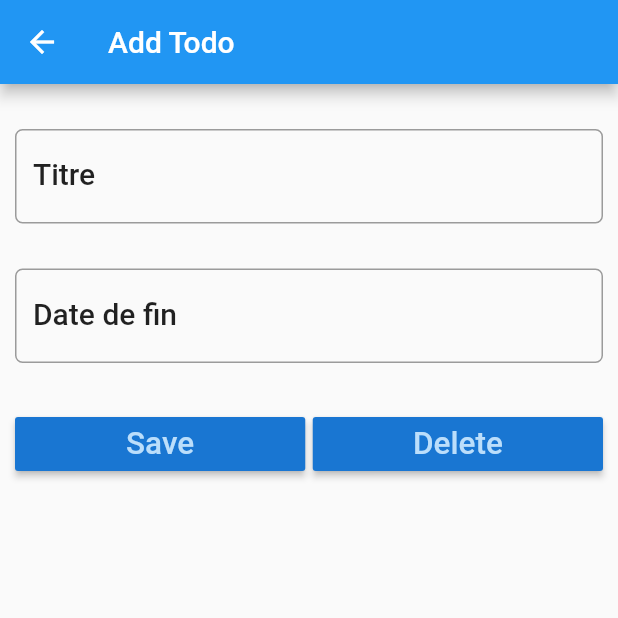
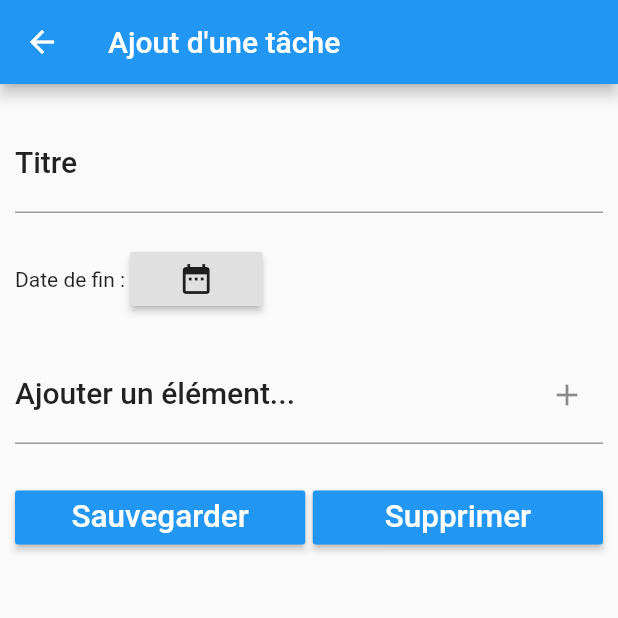
Before and after one commit to SofianeAmouri/Flutter_ToDoList, a Flutter app: the screen it shows after launch, after a tap on the "add" icon, on a phone screen of 412 x 824 dp, the top half of it. Run offline on Flutter 3.47's test engine with Material 2 defaults, Android fonts, the phone set to English and light mode, and no system bars; our stand-ins replace sqflite; accounts and stored records are empty.

Commit message:
Ajouter libellés et supprimer libellés

```diff
--- a/lib/Model/Tag.dart
+++ b/lib/Model/Tag.dart
@@ -1,17 +1,15 @@
 import 'package:fluttertodolist/Model/TodoItem.dart';
 
-final String tableName = "tag";
+final String tableName = "tags";
 final String colId = 'id';
 final String colLibelle = 'libelle';
-final String colIsSelected = 'isSelected';
 
 class Tag {
   int _numId;
   String _libelle;
   bool _isSelected;
 
-  Tag();
-
+  Tag(this._libelle);
 
   int get numId => _numId;
   String get libelle => _libelle;
@@ -32,8 +30,7 @@ class Tag {
   // Convert a Note object into a Map object
   Map<String, dynamic> toMap() {
     var map = <String, dynamic>{
-      colLibelle: _libelle,
-      colIsSelected: _isSelected
+      colLibelle: _libelle
     };
     if (_numId != null) {
       map[colId] = _numId;
@@ -45,6 +42,5 @@ class Tag {
   Tag.fromMap(Map<String, dynamic> map) {
     this._numId = map[colId];
     this._libelle = map[colLibelle];
-    this._isSelected = map[colIsSelected];
   }
 }
--- a/lib/Model/Todo.dart
+++ b/lib/Model/Todo.dart
@@ -19,9 +19,9 @@ class Todo {
 
   //Todo();
 
-  Todo(this._title, this._endDate);
+  Todo(this._title, this._endDate, this._listItems, this._listTags);
 
-  Todo.withId(this._numId, this._title, this._endDate);
+  Todo.withId(this._numId, this._title, this._endDate, this._listItems, this._listTags);
 
   int get numId => _numId;
   String get title => _title;
--- a/lib/Screen/todo_detail.dart
+++ b/lib/Screen/todo_detail.dart
@@ -1,6 +1,8 @@
 import 'dart:async';
 import 'package:flutter/material.dart';
+import 'package:fluttertodolist/Model/Tag.dart';
 import 'package:fluttertodolist/Model/Todo.dart';
+import 'package:fluttertodolist/Model/TodoItem.dart';
 import 'package:fluttertodolist/db/DbHelper.dart';
 
 class TodoDetail extends StatefulWidget {
@@ -23,9 +25,12 @@ class TodoDetailState extends State<TodoDetail> {
 
   String appBarTitle;
   Todo todo;
+  List<TodoItem> listItems;
+  List<Tag> listTags;
 
   TextEditingController titleController = TextEditingController();
-  TextEditingController endDateController = TextEditingController();
+  TextEditingController addItemController = TextEditingController();
+  String strEndDate;
 
   TodoDetailState(this.todo, this.appBarTitle);
 
@@ -34,8 +39,13 @@ class TodoDetailState extends State<TodoDetail> {
 
     TextStyle textStyle = Theme.of(context).textTheme.title;
 
+    listItems = List<TodoItem>();
+    listTags = List<Tag>();
+
     titleController.text = todo.title;
-    endDateController.text = todo.endDate;
+    strEndDate = todo.endDate;
+    listItems = todo.listItems;
+    listTags = todo.listTags;
 
     return WillPopScope(
 
@@ -56,12 +66,13 @@ class TodoDetailState extends State<TodoDetail> {
           ),
 
           body: Padding(
-            padding: EdgeInsets.only(top: 15.0, left: 10.0, right: 10.0),
+            padding: EdgeInsets.only(top: 10.0, left: 10.0, right: 10.0),
             child: ListView(
               children: <Widget>[
 
+                // TITRE ***********
                 Padding(
-                  padding: EdgeInsets.only(top: 15.0, bottom: 15.0),
+                  padding: EdgeInsets.only(top: 10.0, bottom: 10.0),
                   child: TextField(
                     controller: titleController,
                     style: textStyle,
@@ -71,43 +82,75 @@ class TodoDetailState extends State<TodoDetail> {
                     },
                     decoration: InputDecoration(
                         labelText: 'Titre',
+                        labelStyle: textStyle
+                    ),
+                  ),
+                ),
+
+                // DATE DE FIN ************
+                Padding(
+                  padding: EdgeInsets.only(top: 10.0, bottom: 10.0),
+                  child: Row(
+                    children: <Widget>[
+                      Text(
+                          "Date de fin : " + strEndDate
+                      ),
+                      RaisedButton(
+                        child: Icon(Icons.date_range),
+                        onPressed: () {
+                          showDatePicker(
+                              context: context,
+                              initialDate: DateTime.now(),
+                              firstDate: DateTime(DateTime.now().year),
+                              lastDate: DateTime(DateTime.now().year + 10)
+                          ).then((date) {
+                            setState(() {
+                              strEndDate = date.day.toString() + "-" + date.month.toString() + "-" + date.year.toString();
+                              updateEndDate();
+                            });
+                          });
+                        },
+                      ),
+                    ],
+                  ),
+                ),
+
+                // AJOUT DES ÉlÉMENTS ************
+                Padding(
+                  padding: EdgeInsets.only(top: 10.0, bottom: 10.0),
+                  child: TextField(
+                    controller: addItemController,
+                    style: textStyle,
+                    decoration: InputDecoration(
+                        labelText: 'Ajouter un élément...',
                         labelStyle: textStyle,
-                        border: OutlineInputBorder(
-                            borderRadius: BorderRadius.circular(5.0)
+                        suffixIcon: IconButton(
+                            icon: Icon(Icons.add),
+                            onPressed: (){
+                                // Ajoute l'item dans la liste si la longueur du texte est plus grand que 0
+                              if(addItemController.text.length > 0) {
+
+                              }
+                                // updateListViewItems()
+                            }
                         )
                     ),
                   ),
                 ),
 
-                Padding(
-                  padding: EdgeInsets.only(top: 15.0, bottom: 15.0),
-                  child: TextField(
-                    controller: endDateController,
-                    style: textStyle,
-                    onChanged: (value) {
-                      debugPrint('Something changed in EndDate Text Field');
-                      updateDescription();
-                    },
-                    decoration: InputDecoration(
-                        labelText: 'Date de fin',
-                        labelStyle: textStyle,
-                        border: OutlineInputBorder(
-                            borderRadius: BorderRadius.circular(5.0)
-                        )
-                    ),
-                  ),
-                ),
+                // LISTE DES ELEMENTS **************
 
+                // BOUTONS SAUVEGARDER ET SUPPRIMER
                 Padding(
                   padding: EdgeInsets.only(top: 15.0, bottom: 15.0),
                   child: Row(
                     children: <Widget>[
                       Expanded(
                         child: RaisedButton(
-                          color: Theme.of(context).primaryColorDark,
-                          textColor: Theme.of(context).primaryColorLight,
+                          color: Theme.of(context).primaryColor,
+                          textColor: Colors.white,
                           child: Text(
-                            'Save',
+                            'Sauvegarder',
                             textScaleFactor: 1.5,
                           ),
                           onPressed: () {
@@ -123,10 +166,10 @@ class TodoDetailState extends State<TodoDetail> {
 
                       Expanded(
                         child: RaisedButton(
-                          color: Theme.of(context).primaryColorDark,
-                          textColor: Theme.of(context).primaryColorLight,
+                          color: Theme.of(context).primaryColor,
+                          textColor: Colors.white,
                           child: Text(
-                            'Delete',
+                            'Supprimer',
                             textScaleFactor: 1.5,
                           ),
                           onPressed: () {
@@ -154,14 +197,49 @@ class TodoDetailState extends State<TodoDetail> {
     Navigator.pop(context, true);
   }
 
-  // Update the title of todo object
+  // Met à jour le titre d'une tâche
   void updateTitle(){
     todo.title = titleController.text;
   }
 
-  // Update the description of todo object
-  void updateDescription() {
-    todo.endDate = endDateController.text;
+  // Met à jour la date de fin d'une tâche
+  void updateEndDate() {
+    todo.endDate = strEndDate;
+  }
+
+  // Met à jour la liste des tâches à faire
+  void updateListItems(){
+
+  }
+
+  ListView getListViewItems(){
+    return ListView.builder(
+      itemCount: 0,
+      itemBuilder: (BuildContext context, int position) {
+        return Card(
+          color: Colors.white,
+          elevation: 2.0,
+          child: ListTile(
+            leading: CircleAvatar(
+                backgroundColor: Colors.amber
+            ),
+            title: Text(this.listItems[position].name,
+                style: TextStyle(fontWeight: FontWeight.bold)),
+            trailing: Row(
+              mainAxisSize: MainAxisSize.min,
+              children: <Widget>[
+                GestureDetector(
+                  child: Icon(Icons.delete,color: Colors.red,),
+                  onTap: () {
+
+                  },
+                ),
+              ],
+            ),
+          ),
+        );
+      },
+    );
   }
 
   // Save data to database
@@ -169,7 +247,6 @@ class TodoDetailState extends State<TodoDetail> {
 
     moveToLastScreen();
 
-    //todo.date = DateFormat.yMMMd().format(DateTime.now());
     int result;
     if (todo.numId != null) {  // Case 1: Update operation
       result = await helper.updateTodo(todo);
@@ -184,7 +261,6 @@ class TodoDetailState extends State<TodoDetail> {
     }
 
   }
-
 
   void _delete() async {
 
--- a/lib/Screen/todo_list.dart
+++ b/lib/Screen/todo_list.dart
@@ -1,6 +1,9 @@
 import 'dart:async';
 import 'package:flutter/material.dart';
+import 'package:fluttertodolist/Model/Tag.dart';
 import 'package:fluttertodolist/Model/Todo.dart';
+import 'package:fluttertodolist/Model/TodoItem.dart';
+import 'package:fluttertodolist/Screen/tags_list.dart';
 import 'package:fluttertodolist/Screen/todo_detail.dart';
 import 'package:fluttertodolist/db/DbHelper.dart';
 import 'package:sqflite/sqflite.dart';
@@ -27,14 +30,24 @@ class TodoListState extends State<TodoList> {
     return Scaffold(
       appBar: AppBar(
         title: Text('ToDoList'),
+        actions: <Widget>[
+          // action button pour les libellés
+          IconButton(
+            icon: Icon(Icons.label_outline),
+            onPressed: () {
+              // Ouvre la nouvelle page
+              navigateToTags();
+            },
+          ),
+        ],
       ),
       body: getTodoListView(),
       floatingActionButton: FloatingActionButton(
         onPressed: () {
           debugPrint('FAB clicked');
-          navigateToDetail(Todo('',''), 'Add Todo');
+          navigateToDetail(Todo('', '', new List<TodoItem>(), new List<Tag>()), "Ajout d'une tâche");
         },
-        tooltip: 'Add Todo',
+        tooltip: "Ajout d'une tâche",
         child: Icon(Icons.add),
       ),
     );
@@ -68,7 +81,7 @@ class TodoListState extends State<TodoList> {
             ),
             onTap: () {
               debugPrint("ListTile Tapped");
-              navigateToDetail(this.todoList[position], 'Edit Todo');
+              navigateToDetail(this.todoList[position], "Modification de la tâche");
             },
           ),
         );
@@ -83,7 +96,7 @@ class TodoListState extends State<TodoList> {
   void _delete(BuildContext context, Todo todo) async {
     int result = await databaseHelper.deleteTodo(todo.numId);
     if (result != 0) {
-      _showSnackBar(context, 'Todo Deleted Successfully');
+      _showSnackBar(context, 'Tâche supprimée avec succès');
       updateListView();
     }
   }
@@ -104,6 +117,17 @@ class TodoListState extends State<TodoList> {
     }
   }
 
+  void navigateToTags() async {
+    bool result =
+    await Navigator.push(context, MaterialPageRoute(builder: (context) {
+      return TagsList();
+    }));
+
+    if (result == true) {
+      updateListView();
+    }
+  }
+
   void updateListView() {
     final Future<Database> dbFuture = databaseHelper.initDatabase();
     dbFuture.then((database) {
@@ -116,6 +140,4 @@ class TodoListState extends State<TodoList> {
       });
     });
   }
-
-
 }
```
Also changed, not shown: lib/Screen/tags_list.dart (added, +151 -0 lines), lib/db/DbHelper.dart (+59 -0 lines).
